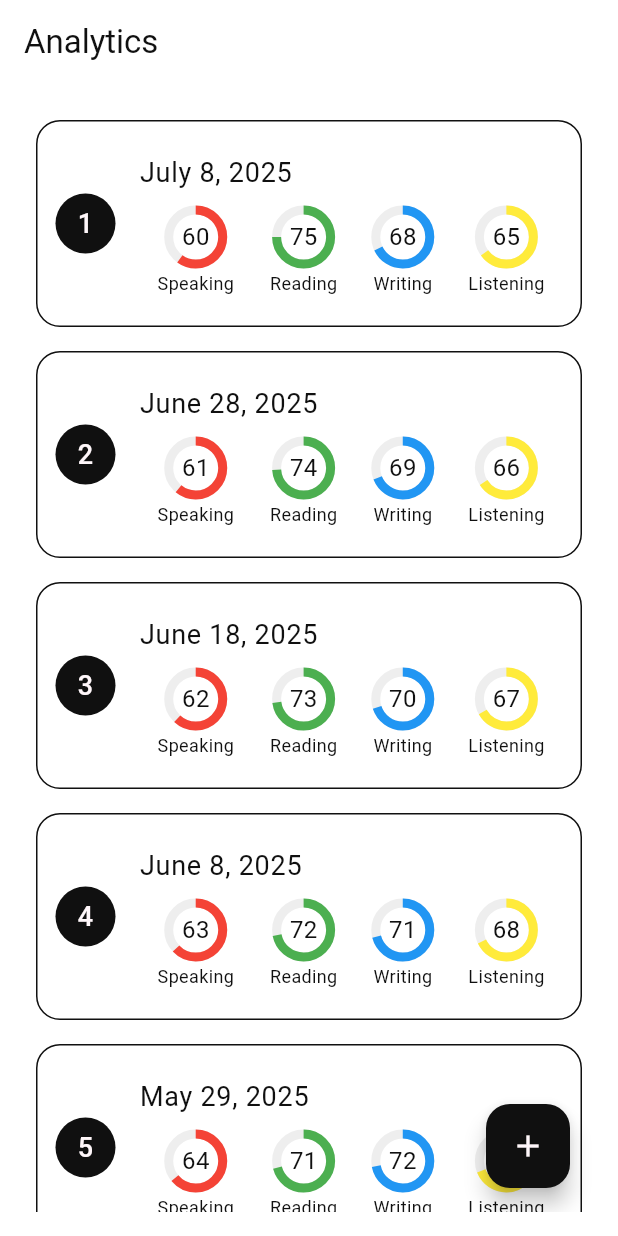
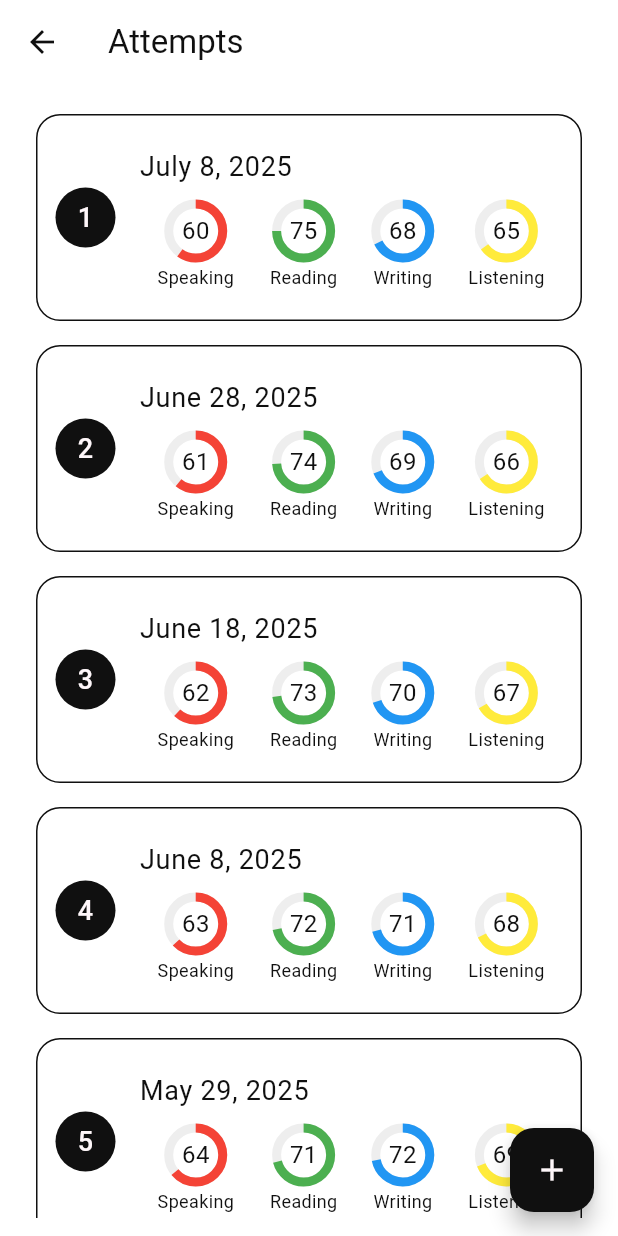
Before and after one commit to purushyb/ExamAnalyzer, a Flutter app: the screen it shows after launch, after a tap on "Attempts", on a phone screen of 412 x 824 dp. Run offline on Flutter 3.47's test engine with Material 3 defaults, Android fonts, the phone set to English and light mode, and no system bars; our stand-ins replace file_picker, fl_chart, freezed_annotation, go_router, logger, shared_preferences and 1 more; accounts and stored records are empty.

Commit message:
Fixed appbar

```diff
--- a/lib/data/repositories/i_score_report_repository.dart
+++ b/lib/data/repositories/i_score_report_repository.dart
@@ -2,10 +2,12 @@ import 'package:exam_analyzer/data/models/score_report.dart';
 
 abstract class IScoreReportRepository {
   Future<bool> add(ScoreReport report);
+  Stream<List<ScoreReport>> get scoreReportsStream;
   Future<ScoreReport?> get(int id);
   Future<List<ScoreReport>> getAll();
   Future<bool> update(ScoreReport report);
   Future<bool> delete(int id);
   Future<void> setNextExamDate(DateTime date);
   DateTime? getNextExamDate();
+  Stream<DateTime?> get nextExamDateStream;
 }
--- a/lib/routing/router.dart
+++ b/lib/routing/router.dart
@@ -103,15 +103,5 @@ List<RouteBase> _getRoutes() {
 GoRouter router() => GoRouter(
   initialLocation: Routes.dashboard,
   debugLogDiagnostics: true,
-  routes: [
-    ShellRoute(
-      builder: (context, state, child) {
-        return Scaffold(
-          appBar: AppBar(title: Text("Analytics")),
-          body: Padding(padding: EdgeInsets.all(16), child: child),
-        );
-      },
-      routes: _getRoutes(),
-    ),
-  ],
+  routes: _getRoutes(),
 );
--- a/lib/ui/attempts/viewmodels/attempts_list_viewmodel.dart
+++ b/lib/ui/attempts/viewmodels/attempts_list_viewmodel.dart
@@ -1,33 +1,40 @@
+import 'dart:async';
+
 import 'package:exam_analyzer/data/models/score_report.dart';
 import 'package:exam_analyzer/data/repositories/i_score_report_repository.dart';
 import 'package:exam_analyzer/data/services/navigation/i_navigation_service.dart';
 import 'package:exam_analyzer/ui/core/viewmodel.dart/base_viewmodel.dart';
 
 class AttemptsListViewmodel extends BaseViewModel {
-  final List<ScoreReport> _reports = [];
+  List<ScoreReport> _reports = [];
   List<ScoreReport> get reports => _reports;
 
   final IScoreReportRepository _repository;
   final INavigationService _navigationService;
+  late final StreamSubscription<List<ScoreReport>> _subscription;
 
   AttemptsListViewmodel({
     required IScoreReportRepository repository,
     required INavigationService navigationService,
   }) : _repository = repository,
        _navigationService = navigationService {
-    init();
+    _init();
   }
 
-  Future init() async {
+  Future _init() async {
     showLoading();
-    await Future.wait([_fetchAttempts(shouldNotify: false)]);
+    await Future.wait([_fetchAttempts()]);
     stopLoading();
   }
 
-  Future _fetchAttempts({bool shouldNotify = true}) async {
+  Future _fetchAttempts() async {
+    _subscription = _repository.scoreReportsStream.listen((data) {
+      _reports = data;
+      notifyChanges();
+    });
     var result = await _repository.getAll();
     _reports.addAll(result);
-    notifyChanges(shouldNotify: shouldNotify);
+    notifyChanges();
   }
 
   void goToAttemptDetailsScreen({int? attemptId}) {
--- a/lib/ui/attempts/widgets/add_attempt_screen.dart
+++ b/lib/ui/attempts/widgets/add_attempt_screen.dart
@@ -1,6 +1,7 @@
 import 'package:exam_analyzer/ui/attempts/viewmodels/add_attempt_viewmodel.dart';
 import 'package:exam_analyzer/ui/core/loacalization/app_localization.dart';
 import 'package:exam_analyzer/ui/core/ui/container_with_border.dart';
+import 'package:exam_analyzer/ui/core/ui/padded_scaffold.dart';
 import 'package:exam_analyzer/ui/core/ui/skill_breakdown_widget.dart';
 import 'package:exam_analyzer/ui/utils/charts_utils.dart';
 import 'package:flutter/material.dart';
@@ -16,7 +17,6 @@ class AddAttemptScreen extends StatefulWidget {
 }
 
 class _AddAttemptScreenState extends State<AddAttemptScreen> {
-
   Future<void> pickJsonFile({required Function(String) onSuccess}) async {
     final result = await FilePicker.platform.pickFiles(
       type: FileType.custom,
@@ -45,7 +45,8 @@ class _AddAttemptScreenState extends State<AddAttemptScreen> {
 
   @override
   Widget build(BuildContext context) {
-    return Scaffold(
+    return PaddedScaffold(
+      title: AppLocalization.of(context).addAttemptsScreenTitle,
       body: Consumer<AddAttemptViewmodel>(
         builder:
             (context, viewmodel, child) => Column(
--- a/lib/ui/attempts/widgets/attempt_detail_screen.dart
+++ b/lib/ui/attempts/widgets/attempt_detail_screen.dart
@@ -1,5 +1,6 @@
 import 'package:exam_analyzer/ui/attempts/viewmodels/attempt_detail_viewmodel.dart';
 import 'package:exam_analyzer/ui/core/loacalization/app_localization.dart';
+import 'package:exam_analyzer/ui/core/ui/padded_scaffold.dart';
 import 'package:exam_analyzer/ui/core/ui/skill_breakdown_widget.dart';
 import 'package:exam_analyzer/ui/core/ui/sub_skill_break_down_widget.dart';
 import 'package:exam_analyzer/ui/utils/charts_utils.dart';
@@ -11,7 +12,9 @@ class AttemptDetailScreen extends StatelessWidget {
 
   @override
   Widget build(BuildContext context) {
-    return Consumer<AttemptDetailViewmodel>(
+    return PaddedScaffold(
+      title: AppLocalization.of(context).attemptDetailScreenTitle,
+      body: Consumer<AttemptDetailViewmodel>(
         builder: (context, viewmodel, child) {
           if (viewmodel.attempt != null) {
             return ListView(
@@ -41,6 +44,7 @@ class AttemptDetailScreen extends StatelessWidget {
             }
           }
         },
+      ),
     );
   }
 }
--- a/lib/ui/attempts/widgets/attempts_list_screen.dart
+++ b/lib/ui/attempts/widgets/attempts_list_screen.dart
@@ -1,8 +1,8 @@
-import 'package:exam_analyzer/routing/routes.dart';
 import 'package:exam_analyzer/ui/attempts/viewmodels/attempts_list_viewmodel.dart';
 import 'package:exam_analyzer/ui/attempts/widgets/attempt_list_tile.dart';
+import 'package:exam_analyzer/ui/core/loacalization/app_localization.dart';
+import 'package:exam_analyzer/ui/core/ui/padded_scaffold.dart';
 import 'package:flutter/material.dart';
-import 'package:go_router/go_router.dart';
 import 'package:provider/provider.dart';
 
 class AttemptsListScreen extends StatelessWidget {
@@ -10,7 +10,8 @@ class AttemptsListScreen extends StatelessWidget {
 
   @override
   Widget build(BuildContext context) {
-    return Scaffold(
+    return PaddedScaffold(
+      title: AppLocalization.of(context).attemptsListScreenTitle,
       body: Consumer<AttemptsListViewmodel>(
         builder: (context, viewModel, child) {
           return ListView.builder(
@@ -29,7 +30,7 @@ class AttemptsListScreen extends StatelessWidget {
           );
         },
       ),
-      floatingActionButton: FloatingActionButton(
+      fab: FloatingActionButton(
         onPressed: () {
           context.read<AttemptsListViewmodel>().goToAddAttemptScreen();
         },
--- a/lib/ui/core/loacalization/app_localization.dart
+++ b/lib/ui/core/loacalization/app_localization.dart
@@ -7,6 +7,11 @@ class AppLocalization {
   }
 
   static const _strings = <String, String>{
+    'dashboardScreenTitle': "Analytics",
+    'attemptsListScreenTitle': "Attempts",
+    'addAttemptsScreenTitle': "Add Attempt",
+    'attemptDetailScreenTitle': "Attempt Detail",
+    'nextExamDateScreenTitle': "Next Exam Date",
     'attempts': "Attempts",
     'examDate': "Exam Date",
     'scoreTrend': 'Score Trend',
@@ -29,7 +34,11 @@ class AppLocalization {
   // If string for "label" does not exist, will show "[LABEL]"
   static String _get(String label) =>
       _strings[label] ?? '[${label.toUpperCase()}]';
-
+  String get dashboardScreenTitle => _get('dashboardScreenTitle');
+  String get attemptsListScreenTitle => _get('attemptsListScreenTitle');
+  String get addAttemptsScreenTitle => _get('addAttemptsScreenTitle');
+  String get attemptDetailScreenTitle => _get('attemptDetailScreenTitle');
+  String get nextExamDateScreenTitle => _get('nextExamDateScreenTitle');
   String get attempts => _get('attempts');
   String get examDate => _get('examDate');
   String get scoreTrend => _get('scoreTrend');
--- /dev/null
+++ b/lib/ui/core/ui/padded_scaffold.dart
@@ -0,0 +1,25 @@
+import 'package:flutter/material.dart';
+
+class PaddedScaffold extends StatelessWidget {
+  final String title;
+  final Widget body;
+  final Widget? fab;
+  final EdgeInsetsGeometry padding;
+
+  const PaddedScaffold({
+    super.key,
+    required this.title,
+    required this.body,
+    this.fab,
+    this.padding = const EdgeInsets.symmetric(horizontal: 16.0, vertical: 12.0),
+  });
+
+  @override
+  Widget build(BuildContext context) {
+    return Scaffold(
+      appBar: AppBar(title: Text(title)),
+      body: Padding(padding: padding, child: body),
+      floatingActionButton: fab,
+    );
+  }
+}
--- a/lib/ui/dashboard/viewmodels/dashboard_viewmodel.dart
+++ b/lib/ui/dashboard/viewmodels/dashboard_viewmodel.dart
@@ -1,3 +1,5 @@
+import 'dart:async';
+
 import 'package:exam_analyzer/data/models/score_report.dart';
 import 'package:exam_analyzer/data/repositories/i_score_report_repository.dart';
 import 'package:exam_analyzer/data/services/navigation/i_navigation_service.dart';
@@ -8,7 +10,7 @@ import 'package:fl_chart/fl_chart.dart';
 import 'package:intl/intl.dart';
 
 class DashboardViewModel extends BaseViewModel {
-  final List<ScoreReport> _reports = [];
+  List<ScoreReport> _reports = [];
   List<ScoreReport> get report => _reports;
 
   String _attemtCount = "";
@@ -22,6 +24,8 @@ class DashboardViewModel extends BaseViewModel {
 
   final IScoreReportRepository _repository;
   final INavigationService _navigationService;
+  late final StreamSubscription<List<ScoreReport>> _subscription;
+  late final StreamSubscription<DateTime?> _nextExamDatesubscription;
 
   DashboardViewModel({
     required IScoreReportRepository repository,
@@ -34,33 +38,30 @@ class DashboardViewModel extends BaseViewModel {
 
   Future init() async {
     showLoading();
-    await Future.wait([
-      _fetchAttempts(shouldNotify: false),
-      _fetchNextExamDate(shouldNotify: false),
-    ]);
-    // reports needs to fetched before this ops
-    await _fetchSkillProfileData(shouldNotify: false);
+    await Future.wait([_fetchAttempts(), _fetchNextExamDate()]);
     stopLoading();
   }
 
-  Future _fetchAttempts({bool shouldNotify = true}) async {
-    final result = await _repository.getAll();
-    _reports.addAll(result);
-    _attemtCount = _reports.length.toString();
-    notifyChanges(shouldNotify: shouldNotify);
+  Future _fetchAttempts() async {
+    _subscription = _repository.scoreReportsStream.listen((data) {
+      _reports = data;
+      _attemtCount = _reports.length.toString();
+      _fetchSkillProfileData();
+      notifyChanges();
+    });
   }
 
-  Future _fetchNextExamDate({bool shouldNotify = true}) async {
-    final result = _repository.getNextExamDate();
-    if (result != null) {
-      _nextExamDate = DateFormat.yMMMEd().format(result);
-      notifyChanges(shouldNotify: shouldNotify);
-    }
+  Future _fetchNextExamDate() async {
+    _nextExamDatesubscription = _repository.nextExamDateStream.listen((date) {
+      if (date != null) {
+        _nextExamDate = DateFormat.yMMMEd().format(date);
+        notifyChanges();
+      }
+    });
   }
 
-  Future _fetchSkillProfileData({bool shouldNotify = true}) async {
+  Future _fetchSkillProfileData() async {
     _lineChartData = ChartUtils.convertToFlSpotSeries(_reports);
-    notifyChanges(shouldNotify: shouldNotify);
   }
 
   void goToAttemptsListScreen() {
@@ -70,4 +71,11 @@ class DashboardViewModel extends BaseViewModel {
   void goToNextExamDateSceen() {
     _navigationService.goToNextExamDateScreen();
   }
+
+  @override
+  void dispose() {
+    _subscription.cancel();
+    _nextExamDatesubscription.cancel();
+    super.dispose();
+  }
 }
--- a/lib/ui/dashboard/widgets/dashboard_screen.dart
+++ b/lib/ui/dashboard/widgets/dashboard_screen.dart
@@ -1,6 +1,7 @@
 import 'package:exam_analyzer/ui/core/loacalization/app_localization.dart';
 import 'package:exam_analyzer/ui/core/ui/analytics_line_chart_widget.dart';
 import 'package:exam_analyzer/ui/core/ui/analytics_tile_widget.dart';
+import 'package:exam_analyzer/ui/core/ui/padded_scaffold.dart';
 import 'package:exam_analyzer/ui/dashboard/widgets/skill_profile_data_table_widget.dart';
 import 'package:exam_analyzer/ui/dashboard/widgets/sub_skill_table_widget.dart';
 import 'package:provider/provider.dart';
@@ -13,7 +14,9 @@ class DashboardScreen extends StatelessWidget {
 
   @override
   Widget build(BuildContext context) {
-    return Consumer<DashboardViewModel>(
+    return PaddedScaffold(
+      title: AppLocalization.of(context).dashboardScreenTitle,
+      body: Consumer<DashboardViewModel>(
         builder:
             (context, viewmodel, child) => SingleChildScrollView(
               child: Column(
@@ -42,11 +45,14 @@ class DashboardScreen extends StatelessWidget {
                     chart: AnalyticsLineChart(
                       lineChartData: viewmodel.lineChartData,
                     ),
-                  table: SkillProfileDataTableWidget(reports: viewmodel.report),
+                    table: SkillProfileDataTableWidget(
+                      reports: viewmodel.report,
+                    ),
                   ),
                   SizedBox(height: 16),
                   SubskillTableWidget(reports: viewmodel.report),
                 ],
+              ),
             ),
       ),
     );
--- a/lib/ui/nextexamdate/widgets/next_exam_date_screen.dart
+++ b/lib/ui/nextexamdate/widgets/next_exam_date_screen.dart
@@ -1,7 +1,6 @@
-import 'dart:math';
-
 import 'package:exam_analyzer/ui/core/loacalization/app_localization.dart';
 import 'package:exam_analyzer/ui/core/ui/container_with_border.dart';
+import 'package:exam_analyzer/ui/core/ui/padded_scaffold.dart';
 import 'package:exam_analyzer/ui/nextexamdate/viewmodels/next_exam_date_viewmodel.dart';
 import 'package:flutter/material.dart';
 import 'package:provider/provider.dart';
@@ -32,7 +31,8 @@ class _NextExamDateScreenState extends State<NextExamDateScreen> {
 
   @override
   Widget build(BuildContext context) {
-    return Scaffold(
+    return PaddedScaffold(
+      title: AppLocalization.of(context).nextExamDateScreenTitle,
       body: Consumer<NextExamDateViewmodel>(
         builder:
             (context, viewmodel, child) => Column(
```
Also changed, not shown: lib/data/repositories/score_report_repository.dart (+47 -5 lines), 2 other files. Lines whose indentation alone changed are shown as unchanged.
